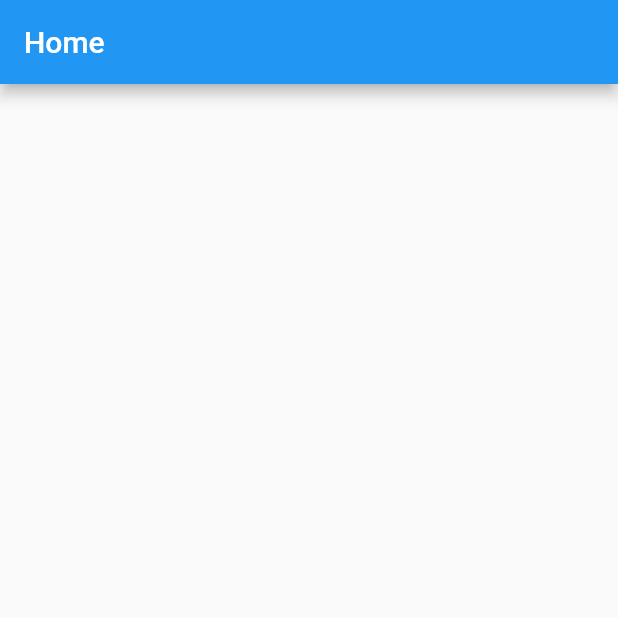
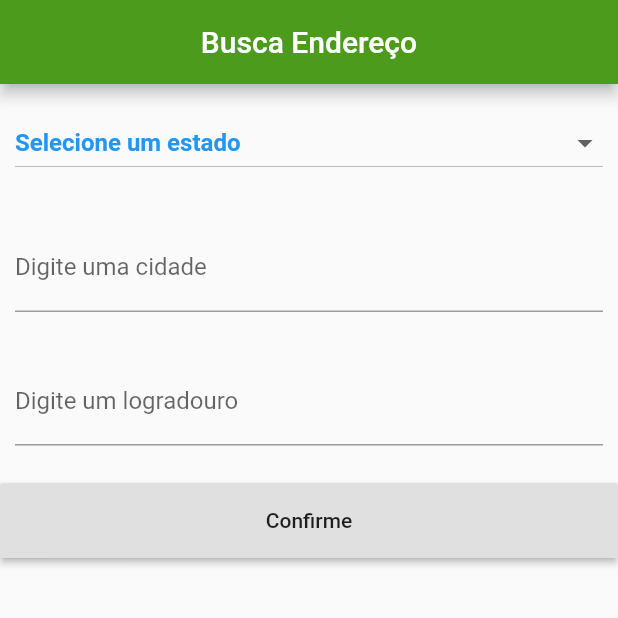
Before and after one commit to ejrgeek/busca_endereco, a Flutter app: the screen it shows after launch, on a phone screen of 412 x 824 dp, the top half of it. Run offline on Flutter 3.47's test engine with Material 2 defaults, Android fonts, the phone set to English and light mode, and no system bars; our stand-ins replace flutter_modular, mobx, shared_preferences; generated files the repository leaves out were written again.

```diff
--- a/lib/app/app_module.dart
+++ b/lib/app/app_module.dart
@@ -1,3 +1,5 @@
+import 'package:busca_endereco/app/modules/splashscreen/splashscreen_module.dart';
+
 import 'app_controller.dart';
 import 'package:flutter_modular/flutter_modular.dart';
 import 'package:flutter/material.dart';
@@ -12,7 +14,8 @@ class AppModule extends MainModule {
 
   @override
   List<ModularRouter> get routers => [
-        ModularRouter(Modular.initialRoute, module: HomeModule()),
+        ModularRouter(Modular.initialRoute, module: SplashscreenModule()),
+        ModularRouter('/home', module: HomeModule()),
       ];
 
   @override
--- a/lib/app/app_widget.dart
+++ b/lib/app/app_widget.dart
@@ -5,6 +5,7 @@ class AppWidget extends StatelessWidget {
   @override
   Widget build(BuildContext context) {
     return MaterialApp(
+      debugShowCheckedModeBanner: false,
       navigatorKey: Modular.navigatorKey,
       title: 'Busca Endereco',
       theme: ThemeData(
--- a/lib/app/modules/home/home_page.dart
+++ b/lib/app/modules/home/home_page.dart
@@ -13,15 +13,106 @@ class HomePage extends StatefulWidget {
 class _HomePageState extends ModularState<HomePage, HomeController> {
   //use 'controller' variable to access controller
 
+  GlobalKey<FormState> _formKey = new GlobalKey();
+
+  TextEditingController _uf = TextEditingController();
+  TextEditingController _log = TextEditingController();
+
+  String _estado;
+
   @override
   Widget build(BuildContext context) {
     return Scaffold(
-      appBar: AppBar(
-        title: Text(widget.title),
-      ),
-      body: Column(
-        children: <Widget>[],
-      ),
-    );
+        appBar: AppBar(
+          title: Text('Busca Endereço'),
+          backgroundColor: Color(0xFF4C9B1C),
+          centerTitle: true,
+        ),
+        body: Form(
+          key: _formKey,
+          child: Column(
+            children: [
+              //
+              Container(
+                padding: EdgeInsets.symmetric(horizontal: 10, vertical: 15),
+                width: double.infinity,
+                child: DropdownButton<String>(
+                  isExpanded: true,
+                  hint: Text(
+                    'Selecione um estado',
+                    style: TextStyle(
+                        color: Colors.blue, fontWeight: FontWeight.bold),
+                  ),
+                  items: controller.listaEstados.map(
+                    (estado) {
+                      return DropdownMenuItem<String>(
+                        value: estado,
+                        child: Text(estado),
+                      );
+                    },
+                  ).toList(),
+                  value: _estado,
+                  onChanged: (value) {
+                    setState(() {
+                      _estado = value;
+                    });
+                  },
+                ),
+              ),
+              //
+              Container(
+                padding: EdgeInsets.symmetric(horizontal: 10, vertical: 15),
+                child: TextFormField(
+                  decoration: InputDecoration(labelText: 'Digite uma cidade'),
+                  keyboardType: TextInputType.text,
+                  controller: _uf,
+                  // ignore: missing_return
+                  validator: (String value) {
+                    if (value.isEmpty) {
+                      return 'Campo não pode ser vazio';
+                    } else if (value.length < 3) {
+                      return 'Precisa ter 3 ou mais digitos';
+                    }
+                    return null;
+                  },
+                ),
+              ),
+              //
+              Container(
+                padding: EdgeInsets.symmetric(horizontal: 10, vertical: 15),
+                child: TextFormField(
+                  decoration:
+                      InputDecoration(labelText: 'Digite um logradouro'),
+                  keyboardType: TextInputType.text,
+                  controller: _log,
+                  // ignore: missing_return
+                  validator: (String value) {
+                    if (value.isEmpty) {
+                      return 'Campo não pode ser vazio';
+                    } else if (value.length < 3) {
+                      return 'Precisa ter 3 ou mais digitos';
+                    }
+                    return null;
+                  },
+                ),
+              ),
+              //
+              Container(
+                padding: EdgeInsets.only(top: 10),
+                width: MediaQuery.of(context).size.width,
+                height: 60,
+                child: RaisedButton(
+                  onPressed: () {
+                    if (_formKey.currentState.validate()) {
+
+                    }
+                  },
+                  child: Text('Confirme'),
+                ),
+              ),
+              //
+            ],
+          ),
+        ));
   }
 }
--- /dev/null
+++ b/lib/app/utils/imgs.dart
@@ -0,0 +1,4 @@
+abstract class Imagens {
+  /// logo to splashscreen
+  static const String logo_splash = 'assets/splashscreen/logo_splash.png';
+}
--- a/pubspec.yaml
+++ b/pubspec.yaml
@@ -66,9 +66,8 @@ flutter:
   uses-material-design: true
 
   # To add assets to your application, add an assets section, like this:
-  # assets:
-  #   - images/a_dot_burr.jpeg
-  #   - images/a_dot_ham.jpeg
+  assets:
+     - assets/splashscreen/logo_splash.png
 
   # An image asset can refer to one or more resolution-specific "variants", see
   # https://flutter.dev/assets-and-images/#resolution-aware.
```
Also changed, not shown: lib/app/modules/home/home_controller.dart (+40 -3 lines), lib/app/modules/splashscreen/splashscreen_controller.dart (added, +18 -0 lines), lib/app/modules/splashscreen/splashscreen_module.dart (added, +19 -0 lines), lib/app/modules/splashscreen/splashscreen_page.dart (added, +77 -0 lines), lib/app/modules/home/home_controller.g.dart, lib/app/modules/splashscreen/splashscreen_controller.g.dart (added).
